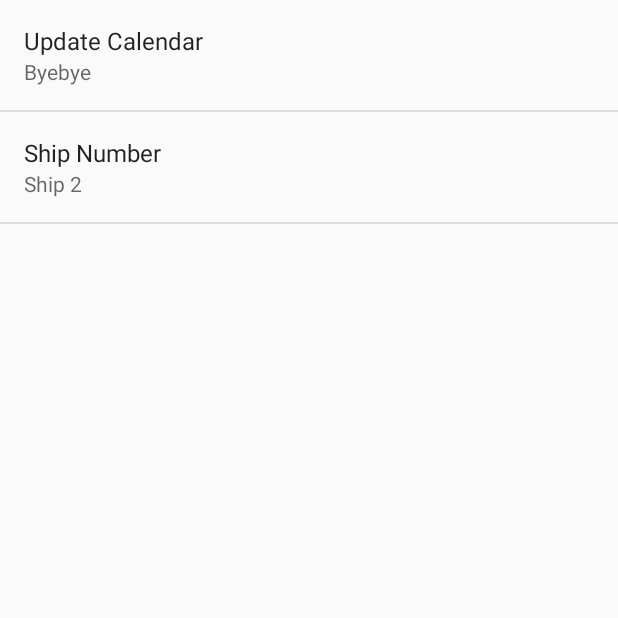
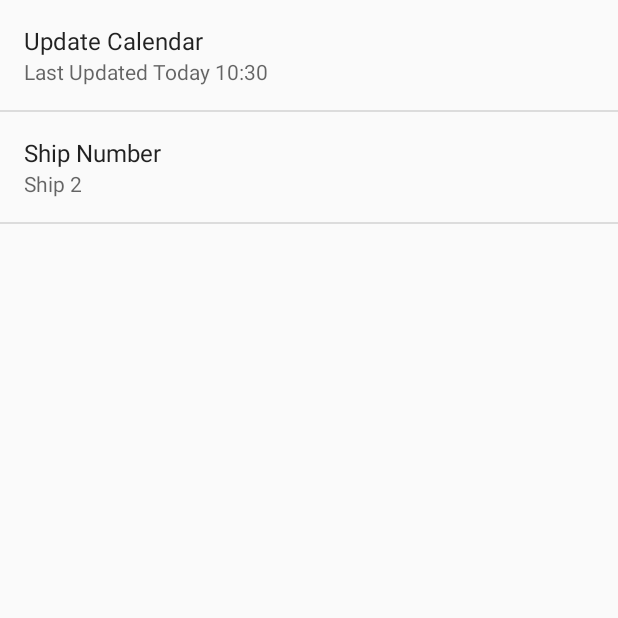
Before and after one commit to Frostlight/PSO2-Kue-Android, an Android app: the SettingsActivity screen opened directly, with no data from a screen before it, after a tap on "Update Calendar", on a phone screen of 412 x 824 dp, the top half of it. Run offline under Robolectric (Android 15) with nearby library versions, the phone set to English and light mode, and no system bars.

Commit message:
Last updated date display (preferences)

```diff
--- a/app/src/main/java/frostlight/pso2kue/SettingsActivity.java
+++ b/app/src/main/java/frostlight/pso2kue/SettingsActivity.java
@@ -1,9 +1,13 @@
 package frostlight.pso2kue;
 
+import android.annotation.SuppressLint;
+import android.content.Context;
+import android.content.SharedPreferences;
 import android.os.Bundle;
 import android.preference.Preference;
 import android.preference.PreferenceActivity;
 import android.preference.PreferenceFragment;
+import android.widget.Toast;
 
 /**
  * SettingsActivity
@@ -16,13 +20,15 @@ public class SettingsActivity extends PreferenceActivity {
     public void onCreate(Bundle savedInstanceState) {
         super.onCreate(savedInstanceState);
 
-        // Display the fragment as the main content
+        // Display the PreferenceFragment as the main content
         getFragmentManager().beginTransaction()
                 .replace(android.R.id.content, new SettingsFragment())
                 .commit();
     }
 
     public static class SettingsFragment extends PreferenceFragment {
+
+        static SharedPreferences mSharedPreferences;
 
         // Preference option used to update the calendar database
         static Preference mUpdateCalendar;
@@ -31,11 +37,33 @@ public class SettingsActivity extends PreferenceActivity {
         private void updateCalendarSetDate() {
             FetchCalendarTask fetchCalendarTask = new FetchCalendarTask(getActivity()) {
                 @Override
+                protected void onPreExecute() {
+                    super.onPreExecute();
+
+                    // Update the summary to show that the calendar is currently updating
+                    mUpdateCalendar.setSummary(getString(R.string.updating));
+                }
+
+                @SuppressLint("CommitPrefEdits")
+                @Override
                 protected void onPostExecute(Void aVoid) {
                     super.onPostExecute(aVoid);
 
-                    // Set the last updated date
-                    mUpdateCalendar.setSummary("Byebye");
+                    // Save the last updated date as the current date to preferences
+                    SharedPreferences.Editor editor = mSharedPreferences.edit();
+                    editor.putString(getString(R.string.pref_update_key),
+                            Utility.getDayName(getActivity(), System.currentTimeMillis()) + " " +
+                            Utility.formatTime(System.currentTimeMillis()));
+                    editor.commit();
+
+                    // Display a toast to confirm the calendar update was successful
+                    Toast.makeText(getActivity(), getString(R.string.calendar_update_success),
+                            Toast.LENGTH_LONG).show();
+
+                    // Update the summary to show the new last updated date
+                    mUpdateCalendar.setSummary(getString(R.string.last_updated) + " " +
+                            mSharedPreferences.getString(getString(R.string.pref_update_key),
+                                    getString(R.string.pref_update_default)));
                 }
             };
             fetchCalendarTask.execute();
@@ -48,9 +76,17 @@ public class SettingsActivity extends PreferenceActivity {
 
             // Load the preferences from an XML resource
             addPreferencesFromResource(R.xml.preferences);
+            mSharedPreferences = getActivity().getPreferences(Context.MODE_PRIVATE);
 
             // The update button in the PreferenceFragment updates the calendar database
             mUpdateCalendar = (Preference) findPreference(getString(R.string.pref_update_key));
+
+            // Initialise the last updated date on the summary of the calendar update button
+            mUpdateCalendar.setSummary(getString(R.string.last_updated) + " " +
+                    mSharedPreferences.getString(getString(R.string.pref_update_key),
+                            getString(R.string.pref_update_default)));
+
+            // Set up the functionality of the update button
             mUpdateCalendar.setOnPreferenceClickListener(new Preference.OnPreferenceClickListener() {
                 @Override
                 public boolean onPreferenceClick(Preference preference) {
--- a/app/src/main/java/frostlight/pso2kue/Utility.java
+++ b/app/src/main/java/frostlight/pso2kue/Utility.java
@@ -38,6 +38,19 @@ public class Utility {
     }
 
     /**
+     * Rounds the date/time up to the nearest hour
+     *
+     * @param dateInMillis Date/time in milliseconds
+     * @return Rounded date/time in milliseconds
+     */
+    public static long roundUpHour(long dateInMillis) {
+        DateTime dateTime = new DateTime(dateInMillis);
+        dateTime = dateTime.plusSeconds(60 - dateTime.getSecondOfMinute());
+        dateTime = dateTime.plusMinutes(60 - dateTime.getMinuteOfHour());
+        return dateTime.getMillis();
+    }
+
+    /**
      * Returns a formatted date String corresponding to the user's timezone
      *
      * @param date Date in milliseconds
@@ -59,19 +72,6 @@ public class Utility {
         DateTime dateTime = new DateTime(date);
         DateTimeFormatter dateTimeFormatter = DateTimeFormat.forPattern("HH:mm");
         return dateTime.withZone(DateTimeZone.getDefault()).toString(dateTimeFormatter);
-    }
-
-    /**
-     * Rounds the date/time up to the nearest hour
-     *
-     * @param dateInMillis Date/time in milliseconds
-     * @return Rounded date/time in milliseconds
-     */
-    public static long roundUpHour(long dateInMillis) {
-        DateTime dateTime = new DateTime(dateInMillis);
-        dateTime = dateTime.plusSeconds(60 - dateTime.getSecondOfMinute());
-        dateTime = dateTime.plusMinutes(60 - dateTime.getMinuteOfHour());
-        return dateTime.getMillis();
     }
 
     /**
--- a/app/src/main/res/values/array.xml
+++ b/app/src/main/res/values/array.xml
@@ -13,7 +13,7 @@
         <item>Ship 10</item>
     </string-array>
 
-    <string-array name="ship_number_values">
+    <string-array name="ship_number_values"  translatable="false">
         <item>1</item>
         <item>2</item>
         <item>3</item>
--- a/app/src/main/res/values/strings.xml
+++ b/app/src/main/res/values/strings.xml
@@ -21,10 +21,17 @@
 
     <!-- Preference strings -->
     <string name="pref_update_label">Update Calendar</string>
-    <string name="pref_update_key">update_calendar</string>
+    <string name="pref_update_key" translatable="false">update_calendar</string>
     <string name="pref_update_default">Last Updated: Never</string>
 
     <string name="pref_ship_label">Ship Number</string>
-    <string name="pref_ship_key">ship_num</string>
+    <string name="pref_ship_key" translatable="false">ship_num</string>
     <string name="pref_ship_default">2</string>
+
+    <!-- "Last Updated" string for calendar update in preferences -->
+    <string name="updating">Updating…</string>
+    <string name="last_updated">Last Updated</string>
+
+    <!-- Toast Strings -->
+    <string name="calendar_update_success">Updated calendar database successfully</string>
 </resources>
--- a/app/src/main/res/xml/preferences.xml
+++ b/app/src/main/res/xml/preferences.xml
@@ -5,7 +5,8 @@
 
     <Preference android:title="@string/pref_update_label"
         android:key="@string/pref_update_key"
-        android:summary="@string/pref_update_default"/>
+        android:defaultValue="@string/pref_update_default"
+        android:summary="%s"/>
     <ListPreference
         android:title="@string/pref_ship_label"
         android:key="@string/pref_ship_key"
```
